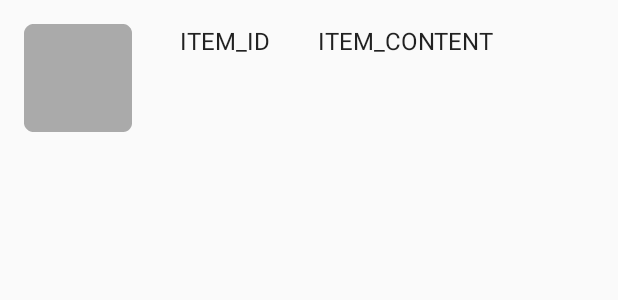
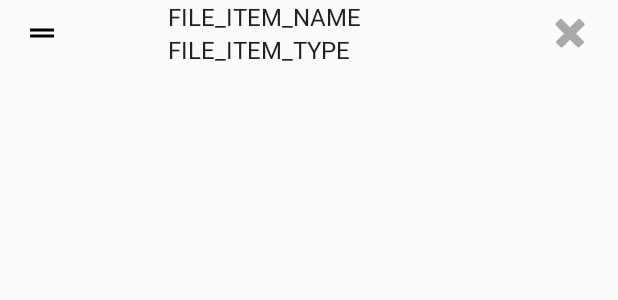
Before and after one commit to mondwan/android-MergePDF, an Android app: the layout file_item.xml on its own in the app's theme, with its tools: preview values and no code run, on a phone screen of 412 x 824 dp. Shown: the top 300 px of the screen. Run offline under Robolectric (Android 15) with nearby library versions, the phone set to English and light mode, and no system bars.

Commit message:
Restyle the file item layout
* File name
* File type
* Draggable icon
* Remove icon

```diff
--- a/app/src/main/java/com/practical_developer/mergepdf/FileListFragment.java
+++ b/app/src/main/java/com/practical_developer/mergepdf/FileListFragment.java
@@ -4,20 +4,16 @@ import android.content.Context;
 import android.os.Bundle;
 import android.support.v4.app.Fragment;
 import android.support.v4.util.Pair;
-import android.support.v7.widget.GridLayoutManager;
 import android.support.v7.widget.LinearLayoutManager;
-import android.support.v7.widget.RecyclerView;
 import android.view.LayoutInflater;
 import android.view.View;
 import android.view.ViewGroup;
 import android.widget.Toast;
 
-import com.practical_developer.mergepdf.dummy.DummyContent;
 import com.practical_developer.mergepdf.dummy.DummyContent.DummyItem;
 import com.woxthebox.draglistview.DragListView;
 
 import java.util.ArrayList;
-import java.util.List;
 
 /**
  * A fragment representing a list of Items.
@@ -78,7 +74,7 @@ public class FileListFragment extends Fragment {
         }
 
         mDragListView.setLayoutManager(new LinearLayoutManager(getContext()));
-        FileItemRecyclerViewAdapter listAdapter = new FileItemRecyclerViewAdapter(mItemArray, R.layout.file_item, R.id.image, false);
+        FileItemRecyclerViewAdapter listAdapter = new FileItemRecyclerViewAdapter(mItemArray, R.layout.file_item, R.id.draggable, false);
         mDragListView.setAdapter(listAdapter, true);
         mDragListView.setCanDragHorizontally(false);
 
--- a/app/src/main/res/layout/file_item.xml
+++ b/app/src/main/res/layout/file_item.xml
@@ -1,31 +1,54 @@
 <?xml version="1.0" encoding="utf-8"?>
-<LinearLayout xmlns:android="http://schemas.android.com/apk/res/android"
+<RelativeLayout xmlns:android="http://schemas.android.com/apk/res/android"
               xmlns:app="http://schemas.android.com/apk/res-auto"
               xmlns:tools="http://schemas.android.com/tools"
               android:layout_width="wrap_content"
               android:layout_height="wrap_content"
               android:orientation="horizontal">
+
     <ImageView
-        android:id="@+id/image"
+        android:id="@+id/draggable"
         android:layout_width="wrap_content"
         android:layout_height="wrap_content"
-        android:layout_margin="@dimen/text_margin"
-        android:tint="@android:color/darker_gray"
-        android:src="@android:drawable/sym_def_app_icon"/>
+        android:tint="@android:color/black"
+        android:src="@drawable/ic_drag_handle_white_24dp"
+        app:srcCompat="@drawable/ic_drag_handle_white_24dp"
+        android:layout_centerVertical="true"
+        android:layout_alignParentLeft="true"
+        android:layout_alignParentStart="true"
+        android:layout_marginLeft="@dimen/fab_margin"/>
 
     <TextView
-        android:id="@+id/id"
+        android:id="@+id/file_item_name"
         android:layout_width="wrap_content"
         android:layout_height="wrap_content"
-        android:layout_margin="@dimen/text_margin"
         android:textAppearance="?attr/textAppearanceListItem"
-        tools:text="ITEM_ID"/>
+        tools:text="FILE_ITEM_NAME"
+        android:layout_alignTop="@+id/draggable"
+        android:layout_toRightOf="@+id/draggable"
+        android:layout_toEndOf="@+id/draggable"
+        android:layout_marginLeft="@dimen/list_content_margin_left"/>
+
+    <ImageView
+        android:layout_width="wrap_content"
+        android:layout_height="wrap_content"
+        app:srcCompat="@android:drawable/ic_delete"
+        android:id="@+id/remove_file_item"
+        android:tint="@android:color/darker_gray"
+        android:layout_centerVertical="true"
+        android:layout_alignParentRight="true"
+        android:layout_alignParentEnd="true"
+        android:layout_marginRight="@dimen/list_content_margin_right"/>
 
     <TextView
-        android:id="@+id/content"
+        android:id="@+id/file_item_type"
         android:layout_width="wrap_content"
         android:layout_height="wrap_content"
-        android:layout_margin="@dimen/text_margin"
         android:textAppearance="?attr/textAppearanceListItem"
-        tools:text="ITEM_CONTENT"/>
-</LinearLayout>
+        tools:text="FILE_ITEM_TYPE"
+        android:layout_below="@+id/file_item_name"
+        android:layout_toRightOf="@+id/draggable"
+        android:layout_toEndOf="@+id/draggable"
+        android:layout_marginLeft="@dimen/list_content_margin_left"/>
+
+</RelativeLayout>
--- a/app/src/main/res/values/dimens.xml
+++ b/app/src/main/res/values/dimens.xml
@@ -4,4 +4,6 @@
     <dimen name="activity_vertical_margin">16dp</dimen>
     <dimen name="fab_margin">16dp</dimen>
     <dimen name="text_margin">16dp</dimen>
+    <dimen name="list_content_margin_left">72dp</dimen>
+    <dimen name="list_content_margin_right">16dp</dimen>
 </resources>
```
Also changed, not shown: app/src/main/java/com/practical_developer/mergepdf/FileItemRecyclerViewAdapter.java (+10 -9 lines), app/src/main/res/drawable-hdpi/ic_drag_handle_white_24dp.png (added), app/src/main/res/drawable-mdpi/ic_drag_handle_white_24dp.png (added), app/src/main/res/drawable-xhdpi/ic_drag_handle_white_24dp.png (added), app/src/main/res/drawable-xxhdpi/ic_drag_handle_white_24dp.png (added), app/src/main/res/drawable-xxxhdpi/ic_drag_handle_white_24dp.png (added).
